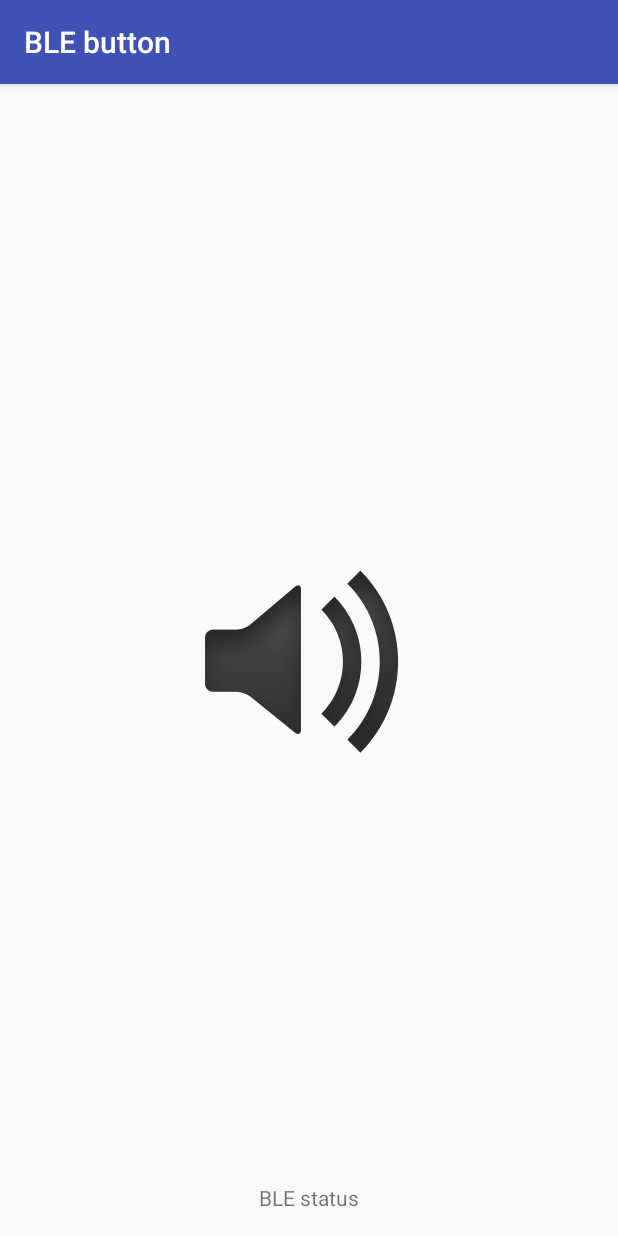
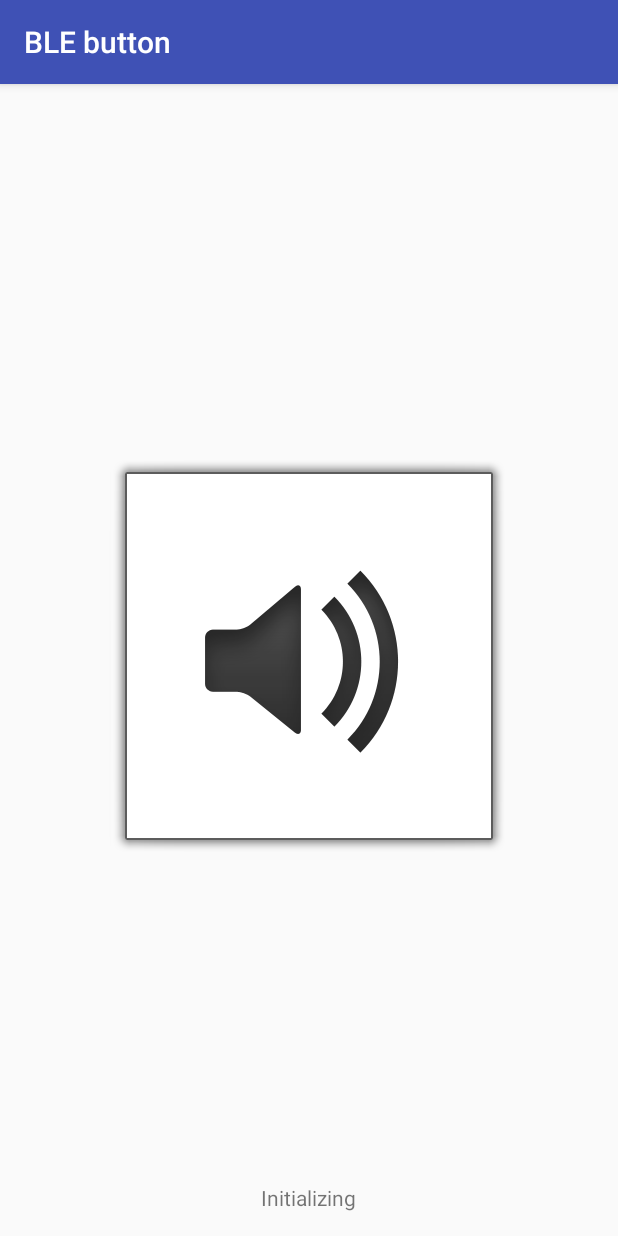
Before and after one commit to int128/android-ble-button, an Android app: the screen it shows after launch (MainActivity), on a phone screen of 412 x 824 dp. Run offline under Robolectric (Android 15) with nearby library versions, the phone set to English and light mode, and no system bars.

Commit message:
Grey out button on connecting

```diff
--- a/app/src/main/kotlin/org/hidetake/blebutton/MainActivity.kt
+++ b/app/src/main/kotlin/org/hidetake/blebutton/MainActivity.kt
@@ -9,6 +9,7 @@ import android.os.IBinder
 import android.os.Vibrator
 import android.support.v7.app.AppCompatActivity
 import android.util.Log
+import android.widget.FrameLayout
 import android.widget.ImageButton
 import android.widget.TextView
 import java.text.SimpleDateFormat
@@ -22,24 +23,30 @@ class MainActivity : AppCompatActivity() {
             if (binder is BleService.BleServiceBinder) {
                 val bleContext = binder.bleContext
 
+                val vibrator = getSystemService(Context.VIBRATOR_SERVICE) as Vibrator
+
+                val frameAlert = findViewById(R.id.frame_alert) as FrameLayout
                 val buttonAlert = findViewById(R.id.button_alert) as ImageButton
+                val textLastTime = findViewById(R.id.text_last_time) as TextView
+                val textStatus = findViewById(R.id.text_ble_status) as TextView
+
                 buttonAlert.setOnClickListener { view ->
                     bleContext.immediateAlert()
                 }
 
-                val textLastTime = findViewById(R.id.text_last_time) as TextView
-                val vibrator = getSystemService(Context.VIBRATOR_SERVICE) as Vibrator
                 bleContext.onButtonPressed {
                     vibrator.vibrate(300)
                     textLastTime.text = SimpleDateFormat.getDateTimeInstance().format(Date())
                 }
 
-                val textStatus = findViewById(R.id.text_ble_status) as TextView
                 bleContext.onConnecting {
+                    frameAlert.alpha = 0.2f
                     buttonAlert.isEnabled = false
                     textStatus.text = "Connecting to BLE device..."
                 }
+
                 bleContext.onIdle {
+                    frameAlert.alpha = 1.0f
                     buttonAlert.isEnabled = true
                     textStatus.text = "Connected to BLE device"
                 }
--- a/app/src/main/res/layout/activity_main.xml
+++ b/app/src/main/res/layout/activity_main.xml
@@ -9,6 +9,24 @@
     android:paddingTop="@dimen/activity_vertical_margin"
     tools:context="org.hidetake.blebutton.MainActivity">
 
+    <FrameLayout
+        android:layout_width="wrap_content"
+        android:layout_height="wrap_content"
+        android:background="@android:drawable/alert_light_frame"
+        android:layout_centerInParent="true"
+        android:padding="48dp"
+        android:id="@+id/frame_alert">
+
+        <ImageButton
+            android:layout_width="match_parent"
+            android:layout_height="match_parent"
+            android:id="@+id/button_alert"
+            android:layout_centerHorizontal="true"
+            android:src="@mipmap/sound"
+            android:layout_centerVertical="true"
+            android:background="@android:color/transparent" />
+    </FrameLayout>
+
     <TextView
         android:layout_width="wrap_content"
         android:layout_height="wrap_content"
@@ -19,18 +37,9 @@
     <TextView
         android:layout_width="wrap_content"
         android:layout_height="wrap_content"
-        android:text="BLE status"
+        android:text="Initializing"
         android:id="@+id/text_ble_status"
         android:layout_alignParentBottom="true"
         android:layout_centerHorizontal="true" />
 
-    <ImageButton
-        android:layout_width="match_parent"
-        android:layout_height="match_parent"
-        android:id="@+id/button_alert"
-        android:layout_centerHorizontal="true"
-        android:src="@mipmap/sound"
-        android:layout_centerVertical="true"
-        android:background="@android:color/transparent" />
-
 </RelativeLayout>
```
